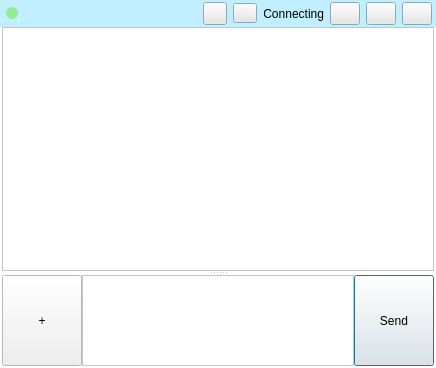
The window that examples/qtmegachatapi/chatWindow.ui (meganz/MEGAchat) describes before a commit, drawn with Qt 5.
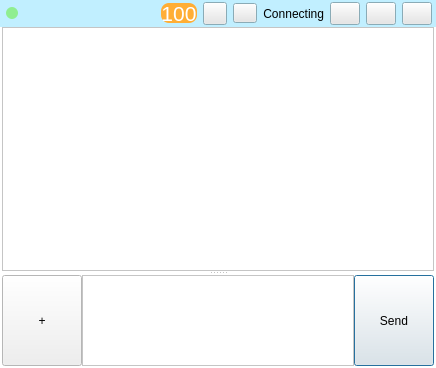
The same window after the commit. Icons and pictures are not drawn. Custom widgets are drawn as their Qt base class.

Commit message: Add callbacks to notify app onNumPreviewers change

Diff of the .ui file:
```diff
--- a/examples/qtmegachatapi/chatWindow.ui
+++ b/examples/qtmegachatapi/chatWindow.ui
@@ -316,6 +316,76 @@
            </property>
           </spacer>
          </item>
+		<item>
+			<widget class="QLabel" name="mPreviewers">
+			 <property name="sizePolicy">
+			  <sizepolicy hsizetype="MinimumExpanding" vsizetype="Minimum">
+			   <horstretch>0</horstretch>
+			   <verstretch>0</verstretch>
+			  </sizepolicy>
+			 </property>
+			 <property name="minimumSize">
+			  <size>
+			   <width>20</width>
+			   <height>20</height>
+			  </size>
+			 </property>
+			 <property name="maximumSize">
+			  <size>
+			   <width>40</width>
+			   <height>20</height>
+			  </size>
+			 </property>
+			 <property name="sizeIncrement">
+			  <size>
+			   <width>0</width>
+			   <height>0</height>
+			  </size>
+			 </property>
+			 <property name="baseSize">
+			  <size>
+			   <width>0</width>
+			   <height>0</height>
+			  </size>
+			 </property>
+			 <property name="font">
+			  <font>
+			   <pointsize>16</pointsize>
+			   <strikeout>false</strikeout>
+			  </font>
+			 </property>
+			 <property name="visible">
+			  <bool>false</bool>
+			 </property>
+			 <property name="autoFillBackground">
+			  <bool>false</bool>
+			 </property>
+			 <property name="styleSheet">
+			  <string notr="true">border-radius:8px;
+		background-color:#ffae35;
+		color: white;
+		</string>
+			 </property>
+			 <property name="text">
+			  <string>100</string>
+			 </property>
+			 <property name="textFormat">
+			  <enum>Qt::PlainText</enum>
+			 </property>
+			 <property name="scaledContents">
+			  <bool>false</bool>
+			 </property>
+			 <property name="alignment">
+			  <set>Qt::AlignCenter</set>
+			 </property>
+			 <property name="margin">
+			  <number>2</number>
+			 </property>
+			 <property name="textInteractionFlags">
+			  <set>Qt::NoTextInteraction</set>
+			 </property>
+			</widget>
+		   </item>
          <item>
           <widget class="QToolButton" name="mAudioCallBtn">
            <property name="sizePolicy">
```
The commit also changes 12 other files.
